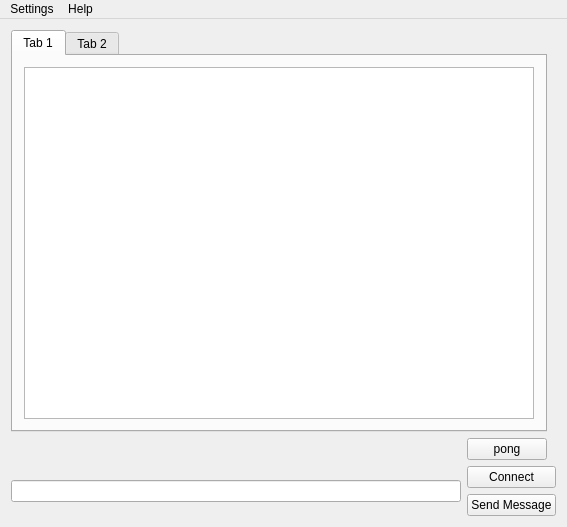
Qt form wwwIRC/mainwindow.ui (troll-devs/wwwIRC) before a commit.
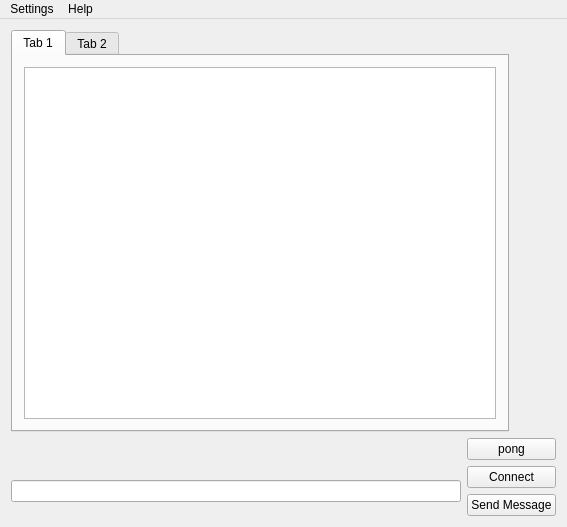
The same form after that commit.

Patch:
```diff
--- a/wwwIRC/mainwindow.ui
+++ b/wwwIRC/mainwindow.ui
@@ -54,7 +54,7 @@
       </widget>
      </widget>
     </item>
-    <item row="1" column="1">
+    <item row="1" column="1" colspan="2">
      <widget class="QPushButton" name="pushButton_3">
       <property name="text">
        <string>pong</string>
```
Left out of the diff: 18 changed lines with no effect on the pictures.
